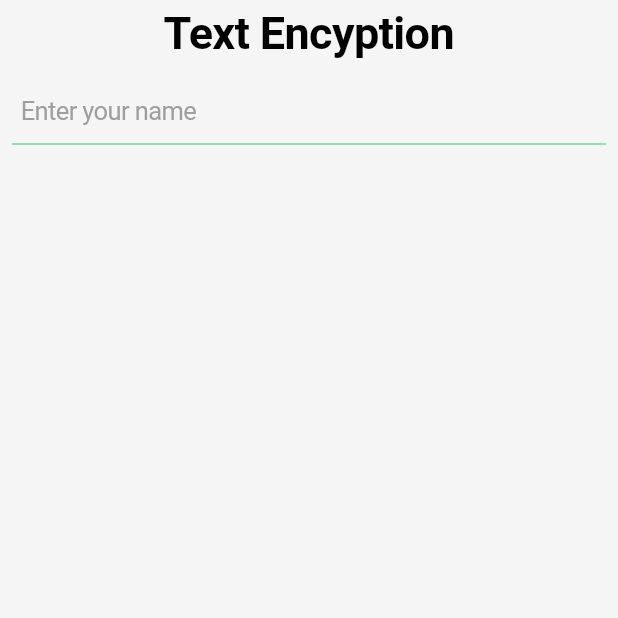
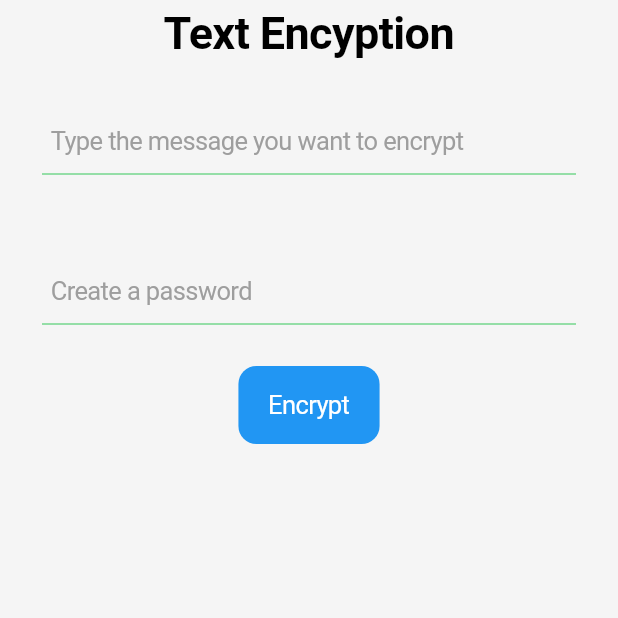
Before and after one commit to emeleonufavour/encryption_and_decryption, a Flutter app: the screen it shows after launch, on a phone screen of 412 x 824 dp, the top half of it. Run offline on Flutter 3.47's test engine with Material 2 defaults, Android fonts, the phone set to English and light mode, and no system bars; our stand-ins replace hex; missing offline and left inert: cryptography.

Commit message:
I added the ability to encrypt

```diff
--- a/lib/home/home.dart
+++ b/lib/home/home.dart
@@ -1,3 +1,6 @@
+import 'dart:convert';
+
+import 'package:encryption_app/services/encryptionservice.dart';
 import 'package:flutter/cupertino.dart';
 import 'package:flutter/material.dart';
 import 'package:flutter/src/widgets/container.dart';
@@ -11,6 +14,10 @@ class HomePage extends StatefulWidget {
 }
 
 class _HomePageState extends State<HomePage> {
+  TextEditingController mcontroller = TextEditingController();
+  TextEditingController pcontroller = TextEditingController();
+  String? encryptedMessage;
+
   @override
   Widget build(BuildContext context) {
     return CupertinoPageScaffold(
@@ -22,15 +29,20 @@ class _HomePageState extends State<HomePage> {
         ),
       ),
       child: Column(
-        children: const [
+        children: [
           Padding(
-            padding: EdgeInsets.all(8.0),
+            padding: const EdgeInsets.all(8.0),
+            child: Container(
+              padding: const EdgeInsets.all(20),
               child: CupertinoTextField(
-              placeholder: 'Enter your name',
-              placeholderStyle: TextStyle(color: Colors.grey),
-              padding: EdgeInsets.symmetric(horizontal: 6, vertical: 12),
+                controller: mcontroller,
+                style: const TextStyle(color: Colors.black),
+                placeholder: 'Type the message you want to encrypt',
+                placeholderStyle: const TextStyle(color: Colors.grey),
+                padding:
+                    const EdgeInsets.symmetric(horizontal: 6, vertical: 12),
                 clearButtonMode: OverlayVisibilityMode.editing,
-              decoration: BoxDecoration(
+                decoration: const BoxDecoration(
                   border: Border(
                     bottom: BorderSide(
                       width: 0,
@@ -40,6 +52,41 @@ class _HomePageState extends State<HomePage> {
                 ),
               ),
             ),
+          ),
+          //password input
+          Padding(
+            padding: const EdgeInsets.all(8.0),
+            child: Container(
+              padding: const EdgeInsets.all(20),
+              child: CupertinoTextField(
+                controller: pcontroller,
+                style: const TextStyle(color: Colors.black),
+                placeholder: 'Create a password',
+                placeholderStyle: const TextStyle(color: Colors.grey),
+                padding:
+                    const EdgeInsets.symmetric(horizontal: 6, vertical: 12),
+                clearButtonMode: OverlayVisibilityMode.editing,
+                decoration: const BoxDecoration(
+                  border: Border(
+                    bottom: BorderSide(
+                      width: 0,
+                      color: CupertinoColors.systemGreen,
+                    ),
+                  ),
+                ),
+              ),
+            ),
+          ),
+          CupertinoButton(
+              color: Colors.blue,
+              child: const Text(
+                'Encrypt',
+                style: TextStyle(color: Colors.white),
+              ),
+              onPressed: () {
+                Encryption.getEncryptedMessage(
+                    mcontroller.text, pcontroller.text);
+              })
         ],
       ),
     );
--- a/lib/services/decryptservice.dart
+++ b/lib/services/decryptservice.dart
@@ -3,8 +3,10 @@ import 'package:hex/hex.dart';
 
 import 'encryptionservice.dart';
 
-Future<List<int>> decryptData(String encryptedData, String password) async {
-  List<int> pBytes = EncryptData.getPasswordBytes(password, 32);
+class Decryption {
+  static Future<List<int>> decryptData(
+      String encryptedData, String password) async {
+    List<int> pBytes = Encryption.getPasswordBytes(password, 32);
     List<String> splittedData = encryptedData.split('%');
     if (splittedData.length != 3) {
       throw Exception('Invalid cipher text size');
@@ -25,3 +27,4 @@ Future<List<int>> decryptData(String encryptedData, String password) async {
         await algorithm.decrypt(secretBox, secretKey: secretKey);
     return decryptedData;
   }
+}
--- a/lib/services/encryptionservice.dart
+++ b/lib/services/encryptionservice.dart
@@ -3,7 +3,7 @@ import 'dart:convert';
 import 'package:cryptography/cryptography.dart';
 import 'package:hex/hex.dart';
 
-class EncryptData {
+class Encryption {
   static List<int> getPasswordBytes(String password, int maxBytes) {
     final pBytes = utf8.encode(password).toList();
     final passwordLength = pBytes.length;
@@ -35,4 +35,12 @@ class EncryptData {
     String encryptedText = '$hexCodedNonce%$hexCodedCipher%$hexCodedMac';
     return encryptedText;
   }
+
+  static Future<String> getEncryptedMessage(
+      String message, String password) async {
+    List<int> messageToBytes = utf8.encode(message);
+    final encryptedData = await encryptData(password, messageToBytes);
+
+    return encryptedData;
+  }
 }
```
Lines whose indentation alone changed are shown as unchanged.
